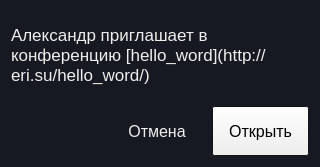
Before: the Qt Designer form popup.ui in alex-eri/meetagent, drawn with Qt 5.
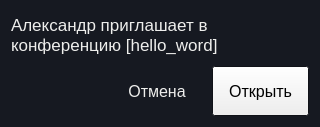
After: the same form once the commit is applied. Icons and pictures are not drawn.

Patch:
```diff
--- a/popup.ui
+++ b/popup.ui
@@ -10,11 +10,11 @@
     <x>0</x>
     <y>0</y>
     <width>320</width>
-    <height>167</height>
+    <height>127</height>
    </rect>
   </property>
   <property name="sizePolicy">
-   <sizepolicy hsizetype="Preferred" vsizetype="MinimumExpanding">
+   <sizepolicy hsizetype="Fixed" vsizetype="Minimum">
     <horstretch>0</horstretch>
     <verstretch>0</verstretch>
    </sizepolicy>
@@ -244,7 +244,7 @@
    <item>
     <widget class="QLabel" name="labelInvite">
      <property name="sizePolicy">
-      <sizepolicy hsizetype="Expanding" vsizetype="Expanding">
+      <sizepolicy hsizetype="Preferred" vsizetype="Expanding">
        <horstretch>0</horstretch>
        <verstretch>0</verstretch>
       </sizepolicy>
@@ -295,10 +295,7 @@
       <bool>true</bool>
      </property>
      <property name="text">
-      <string>Александр приглашает в конференцию [hello_word](http://eri.su/hello_word/)  </string>
-     </property>
-     <property name="textFormat">
-      <enum>Qt::MarkdownText</enum>
+      <string>Александр приглашает в конференцию [hello_word]</string>
      </property>
      <property name="scaledContents">
       <bool>false</bool>
```
Left out of the diff: 5 changed lines with no effect on the pictures.
